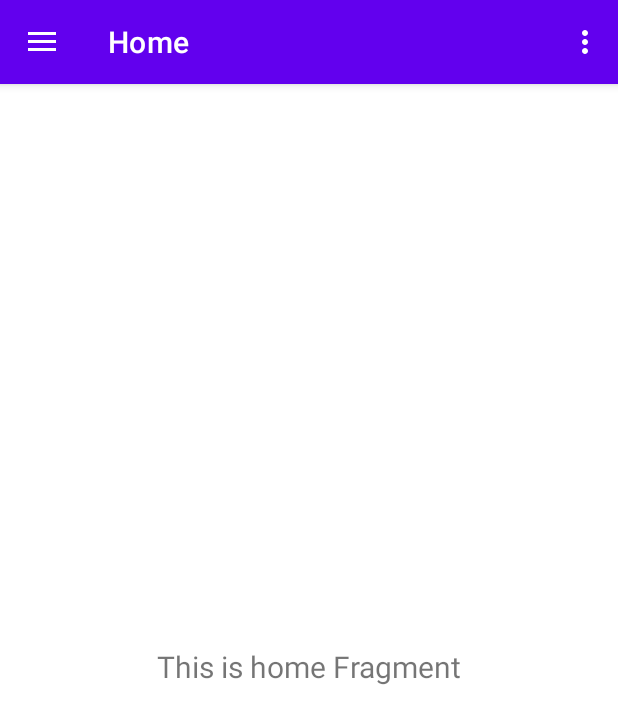
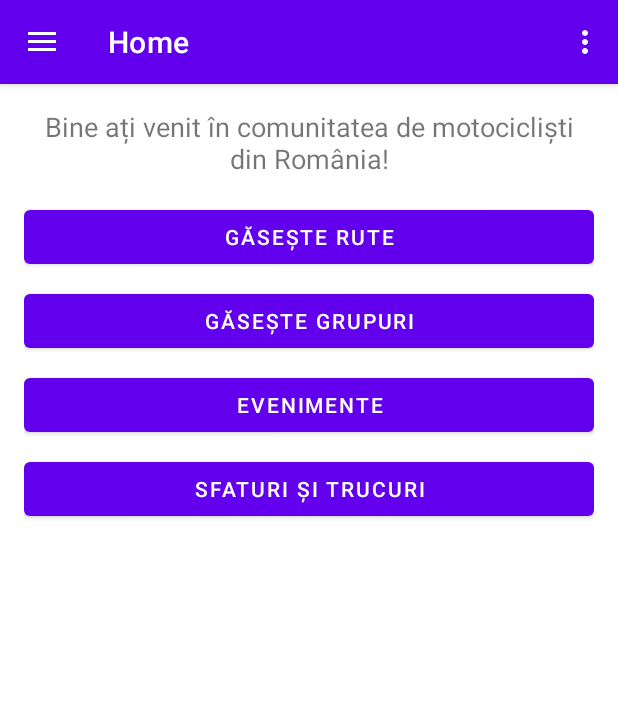
Before and after one commit to stefan-sava/c-moto-android, an Android app: the screen it shows after launch (MainActivity), on a phone screen of 412 x 824 dp. Shown: the top 724 px of the screen. Run offline under Robolectric (Android 15) with nearby library versions, the phone set to English and light mode, and no system bars; our stand-ins replace navigation-ui.

Commit message:
Adugat interfata foarte basic la HomeFragment
Signed-off-by: Stefan Sava <stefan@sava.ro>

```diff
--- a/app/src/main/java/com/example/c_moto_android/ui/home/HomeFragment.kt
+++ b/app/src/main/java/com/example/c_moto_android/ui/home/HomeFragment.kt
@@ -4,39 +4,25 @@ import android.os.Bundle
 import android.view.LayoutInflater
 import android.view.View
 import android.view.ViewGroup
-import android.widget.TextView
 import androidx.fragment.app.Fragment
 import androidx.lifecycle.ViewModelProvider
-import com.example.c_moto_android.databinding.FragmentHomeBinding
+import com.example.c_moto_android.R
 
 class HomeFragment : Fragment() {
 
-    private var _binding: FragmentHomeBinding? = null
-
-    // This property is only valid between onCreateView and
-    // onDestroyView.
-    private val binding get() = _binding!!
+    private lateinit var homeViewModel: HomeViewModel
 
     override fun onCreateView(
         inflater: LayoutInflater,
         container: ViewGroup?,
         savedInstanceState: Bundle?
-    ): View {
-        val homeViewModel =
+    ): View? {
+        homeViewModel =
             ViewModelProvider(this).get(HomeViewModel::class.java)
+        val root = inflater.inflate(R.layout.fragment_home, container, false)
 
-        _binding = FragmentHomeBinding.inflate(inflater, container, false)
-        val root: View = binding.root
+        // TODO: Initialize and set click listeners for buttons
 
-        val textView: TextView = binding.textHome
-        homeViewModel.text.observe(viewLifecycleOwner) {
-            textView.text = it
-        }
         return root
     }
-
-    override fun onDestroyView() {
-        super.onDestroyView()
-        _binding = null
-    }
 }
--- a/app/src/main/java/com/example/c_moto_android/ui/home/HomeViewModel.kt
+++ b/app/src/main/java/com/example/c_moto_android/ui/home/HomeViewModel.kt
@@ -7,7 +7,7 @@ import androidx.lifecycle.ViewModel
 class HomeViewModel : ViewModel() {
 
     private val _text = MutableLiveData<String>().apply {
-        value = "This is home Fragment"
+        value = "Aceasta este pagina principală"
     }
     val text: LiveData<String> = _text
 }
--- a/app/src/main/res/layout/fragment_home.xml
+++ b/app/src/main/res/layout/fragment_home.xml
@@ -1,22 +1,45 @@
 <?xml version="1.0" encoding="utf-8"?>
-<androidx.constraintlayout.widget.ConstraintLayout xmlns:android="http://schemas.android.com/apk/res/android"
-    xmlns:app="http://schemas.android.com/apk/res-auto"
-    xmlns:tools="http://schemas.android.com/tools"
+<LinearLayout xmlns:android="http://schemas.android.com/apk/res/android"
     android:layout_width="match_parent"
     android:layout_height="match_parent"
-    tools:context=".ui.home.HomeFragment">
+    android:orientation="vertical"
+    android:padding="16dp">
 
     <TextView
-        android:id="@+id/text_home"
+        android:id="@+id/welcomeText"
         android:layout_width="match_parent"
         android:layout_height="wrap_content"
-        android:layout_marginStart="8dp"
-        android:layout_marginTop="8dp"
-        android:layout_marginEnd="8dp"
-        android:textAlignment="center"
-        android:textSize="20sp"
-        app:layout_constraintBottom_toBottomOf="parent"
-        app:layout_constraintEnd_toEndOf="parent"
-        app:layout_constraintStart_toStartOf="parent"
-        app:layout_constraintTop_toTopOf="parent" />
-</androidx.constraintlayout.widget.ConstraintLayout>
+        android:layout_marginBottom="16dp"
+        android:gravity="center"
+        android:text="Bine ați venit în comunitatea de motocicliști din România!"
+        android:textSize="18sp" />
+
+    <Button
+        android:id="@+id/findRoutesButton"
+        android:layout_width="match_parent"
+        android:layout_height="wrap_content"
+        android:text="Găsește rute"
+        android:layout_marginBottom="8dp"/>
+
+    <Button
+        android:id="@+id/findGroupsButton"
+        android:layout_width="match_parent"
+        android:layout_height="wrap_content"
+        android:text="Găsește grupuri"
+        android:layout_marginBottom="8dp"/>
+
+    <Button
+        android:id="@+id/eventsButton"
+        android:layout_width="match_parent"
+        android:layout_height="wrap_content"
+        android:text="Evenimente"
+        android:layout_marginBottom="8dp"/>
+
+    <Button
+        android:id="@+id/tipsButton"
+        android:layout_width="match_parent"
+        android:layout_height="wrap_content"
+        android:text="Sfaturi și trucuri"
+        android:layout_marginBottom="8dp"/>
+
+</LinearLayout>
```
